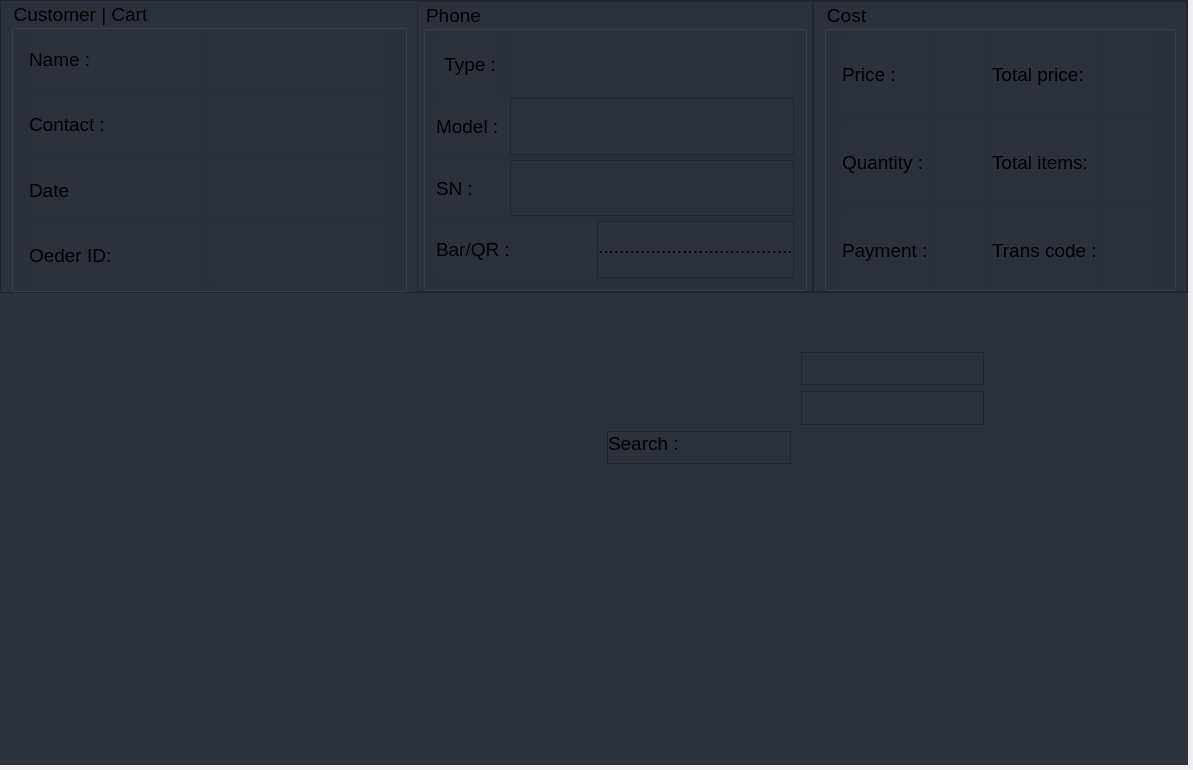
This is gui/uis/pages/main_pages.ui in kusiLaw/laky-phone-POS as Qt 5 draws it before an edit. The edited form follows.
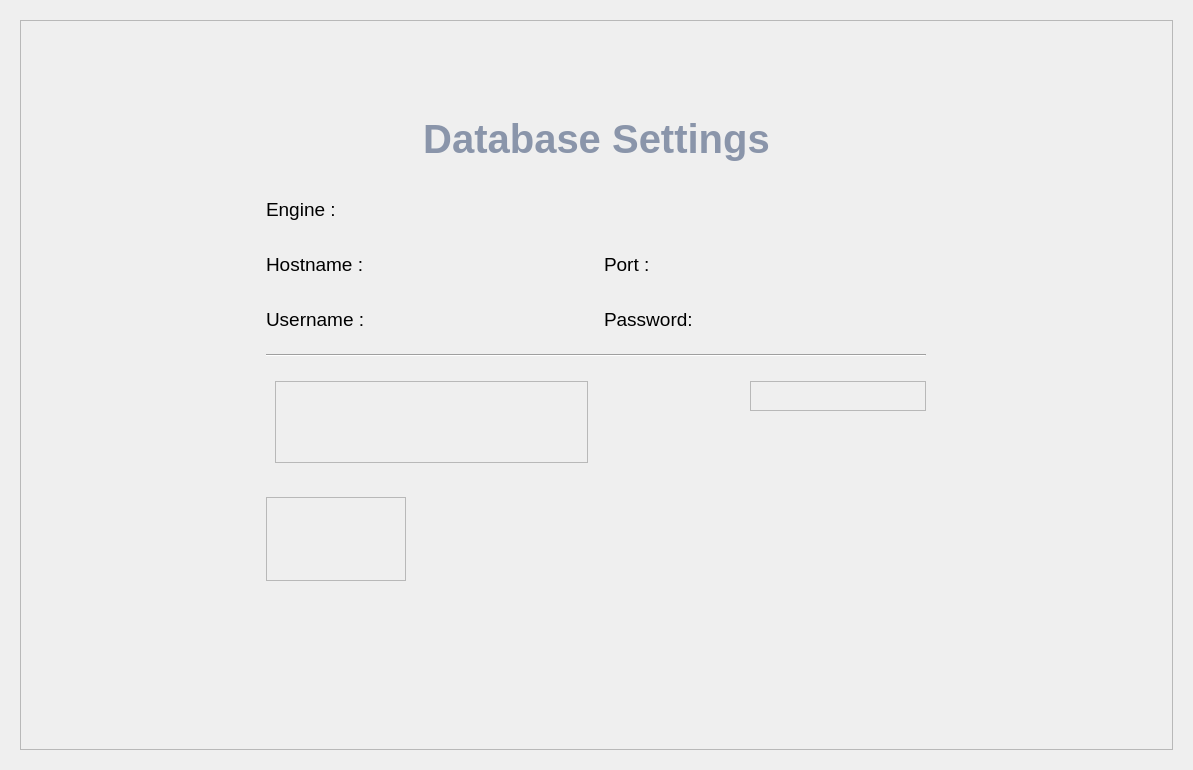
This is the edited form.

Commit message: db settings design

Diff of the .ui file:
```diff
--- a/gui/uis/pages/main_pages.ui
+++ b/gui/uis/pages/main_pages.ui
@@ -13,26 +13,14 @@
   <property name="windowTitle">
    <string>Form</string>
   </property>
-  <layout class="QVBoxLayout" name="main_pages_layout">
-   <property name="spacing">
-    <number>0</number>
-   </property>
-   <property name="leftMargin">
-    <number>0</number>
-   </property>
-   <property name="topMargin">
-    <number>0</number>
-   </property>
-   <property name="rightMargin">
-    <number>5</number>
-   </property>
-   <property name="bottomMargin">
-    <number>5</number>
-   </property>
+  <property name="styleSheet">
+   <string notr="true">font-family:&quot;Segoe UI&quot;</string>
+  </property>
+  <layout class="QVBoxLayout" name="verticalLayout_41">
    <item>
     <widget class="QStackedWidget" name="pages">
      <property name="currentIndex">
-      <number>2</number>
+      <number>3</number>
      </property>
      <widget class="QWidget" name="home_page">
       <property name="font">
@@ -1453,8 +1441,8 @@
            <rect>
             <x>0</x>
             <y>0</y>
-            <width>1188</width>
-            <height>765</height>
+            <width>1171</width>
+            <height>748</height>
            </rect>
           </property>
           <layout class="QVBoxLayout" name="verticalLayout_4">
@@ -2965,6 +2953,764 @@
        </item>
       </layout>
      </widget>
+     <widget class="QWidget" name="database">
+      <property name="styleSheet">
+       <string notr="true">font-size: 14pt;</string>
+      </property>
+      <layout class="QVBoxLayout" name="verticalLayout_42">
+       <item>
+        <widget class="QFrame" name="frame_92">
+         <property name="frameShape">
+          <enum>QFrame::StyledPanel</enum>
+         </property>
+         <property name="frameShadow">
+          <enum>QFrame::Raised</enum>
+         </property>
+         <layout class="QVBoxLayout" name="verticalLayout_10">
+          <property name="spacing">
+           <number>0</number>
+          </property>
+          <property name="leftMargin">
+           <number>80</number>
+          </property>
+          <property name="topMargin">
+           <number>0</number>
+          </property>
+          <property name="rightMargin">
+           <number>80</number>
+          </property>
+          <property name="bottomMargin">
+           <number>0</number>
+          </property>
+          <item>
+           <widget class="QFrame" name="frame_103">
+            <property name="maximumSize">
+             <size>
+              <width>16777215</width>
+              <height>150</height>
+             </size>
+            </property>
+            <property name="styleSheet">
+             <string notr="true"/>
+            </property>
+            <property name="frameShape">
+             <enum>QFrame::NoFrame</enum>
+            </property>
+            <property name="frameShadow">
+             <enum>QFrame::Raised</enum>
+            </property>
+            <layout class="QVBoxLayout" name="verticalLayout_45">
+             <item>
+              <spacer name="verticalSpacer">
+               <property name="orientation">
+                <enum>Qt::Vertical</enum>
+               </property>
+               <property name="sizeHint" stdset="0">
+                <size>
+                 <width>20</width>
+                 <height>64</height>
+                </size>
+               </property>
+              </spacer>
+             </item>
+             <item>
+              <widget class="QLabel" name="label_70">
+               <property name="styleSheet">
+                <string notr="true">color:#8a95aa;
+font-size: 40px;
+
+font-weight: 500;
+text-align: center;
+text-shadow: 0 15px 40px rgba(0,0,0, 0.6);</string>
+               </property>
+               <property name="text">
+                <string>Database Settings</string>
+               </property>
+               <property name="alignment">
+                <set>Qt::AlignCenter</set>
+               </property>
+              </widget>
+             </item>
+            </layout>
+           </widget>
+          </item>
+          <item>
+           <widget class="QFrame" name="frame_105">
+            <property name="frameShape">
+             <enum>QFrame::NoFrame</enum>
+            </property>
+            <property name="frameShadow">
+             <enum>QFrame::Raised</enum>
+            </property>
+            <layout class="QHBoxLayout" name="horizontalLayout_17">
+             <item>
+              <widget class="QFrame" name="frame_107">
+               <property name="minimumSize">
+                <size>
+                 <width>100</width>
+                 <height>0</height>
+                </size>
+               </property>
+               <property name="maximumSize">
+                <size>
+                 <width>100</width>
+                 <height>16777215</height>
+                </size>
+               </property>
+               <property name="frameShape">
+                <enum>QFrame::NoFrame</enum>
+               </property>
+               <property name="frameShadow">
+                <enum>QFrame::Raised</enum>
+               </property>
+              </widget>
+             </item>
+             <item>
+              <widget class="QFrame" name="frame_94">
+               <property name="maximumSize">
+                <size>
+                 <width>700</width>
+                 <height>450</height>
+                </size>
+               </property>
+               <property name="layoutDirection">
+                <enum>Qt::LeftToRight</enum>
+               </property>
+               <property name="styleSheet">
+                <string notr="true"/>
+               </property>
+               <property name="frameShape">
+                <enum>QFrame::NoFrame</enum>
+               </property>
+               <property name="frameShadow">
+                <enum>QFrame::Raised</enum>
+               </property>
+               <layout class="QGridLayout" name="gridLayout_14">
+                <property name="leftMargin">
+                 <number>20</number>
+                </property>
+                <property name="rightMargin">
+                 <number>20</number>
+                </property>
+                <property name="spacing">
+                 <number>15</number>
+                </property>
+                <item row="1" column="0">
+                 <widget class="QLabel" name="label_18">
+                  <property name="maximumSize">
+                   <size>
+                    <width>120</width>
+                    <height>40</height>
+                   </size>
+                  </property>
+                  <property name="text">
+                   <string>Engine :</string>
+                  </property>
+                 </widget>
+                </item>
+                <item row="2" column="0">
+                 <widget class="QLabel" name="label_49">
+                  <property name="maximumSize">
+                   <size>
+                    <width>16777215</width>
+                    <height>40</height>
+                   </size>
+                  </property>
+                  <property name="text">
+                   <string>Hostname :</string>
+                  </property>
+                 </widget>
+                </item>
+                <item row="4" column="0" colspan="4">
+                 <widget class="Line" name="line">
+                  <property name="orientation">
+                   <enum>Qt::Horizontal</enum>
+                  </property>
+                 </widget>
+                </item>
+                <item row="5" column="0" colspan="4">
+                 <widget class="QFrame" name="frame_101">
+                  <property name="minimumSize">
+                   <size>
+                    <width>0</width>
+                    <height>100</height>
+                   </size>
+                  </property>
+                  <property name="maximumSize">
+                   <size>
+                    <width>16777215</width>
+                    <height>100</height>
+                   </size>
+                  </property>
+                  <property name="styleSheet">
+                   <string notr="true"/>
+                  </property>
+                  <property name="frameShape">
+                   <enum>QFrame::NoFrame</enum>
+                  </property>
+                  <property name="frameShadow">
+                   <enum>QFrame::Raised</enum>
+                  </property>
+                  <layout class="QHBoxLayout" name="horizontalLayout_18">
+                   <property name="rightMargin">
+                    <number>0</number>
+                   </property>
+                   <item>
+                    <widget class="QFrame" name="frame_110">
+                     <property name="minimumSize">
+                      <size>
+                       <width>313</width>
+                       <height>0</height>
+                      </size>
+                     </property>
+                     <property name="maximumSize">
+                      <size>
+                       <width>313</width>
+                       <height>16777215</height>
+                      </size>
+                     </property>
+                     <property name="frameShape">
+                      <enum>QFrame::StyledPanel</enum>
+                     </property>
+                     <property name="frameShadow">
+                      <enum>QFrame::Raised</enum>
+                     </property>
+                    </widget>
+                   </item>
+                   <item>
+                    <widget class="QFrame" name="frame_98">
+                     <property name="frameShape">
+                      <enum>QFrame::NoFrame</enum>
+                     </property>
+                     <property name="frameShadow">
+                      <enum>QFrame::Raised</enum>
+                     </property>
+                     <layout class="QFormLayout" name="formLayout">
+                      <property name="leftMargin">
+                       <number>0</number>
+                      </property>
+                      <property name="topMargin">
+                       <number>0</number>
+                      </property>
+                      <property name="rightMargin">
+                       <number>0</number>
+                      </property>
+                      <property name="bottomMargin">
+                       <number>0</number>
+                      </property>
+                      <item row="0" column="0">
+                       <widget class="QLabel" name="label_65">
+                        <property name="minimumSize">
+                         <size>
+                          <width>150</width>
+                          <height>0</height>
+                         </size>
+                        </property>
+                        <property name="text">
+                         <string/>
+                        </property>
+                        <property name="scaledContents">
+                         <bool>true</bool>
+                        </property>
+                        <property name="alignment">
+                         <set>Qt::AlignCenter</set>
+                        </property>
+                        <property name="wordWrap">
+                         <bool>true</bool>
+                        </property>
+                       </widget>
+                      </item>
+                      <item row="1" column="0" colspan="2">
+                       <widget class="QFrame" name="frame_112">
+                        <property name="minimumSize">
+                         <size>
+                          <width>30</width>
+                          <height>42</height>
+                         </size>
+                        </property>
+                        <property name="frameShape">
+                         <enum>QFrame::NoFrame</enum>
+                        </property>
+                        <property name="frameShadow">
+                         <enum>QFrame::Raised</enum>
+                        </property>
+                        <layout class="QVBoxLayout" name="test_con_frame">
+                         <property name="leftMargin">
+                          <number>0</number>
+                         </property>
+                         <property name="topMargin">
+                          <number>0</number>
+                         </property>
+                         <property name="rightMargin">
+                          <number>0</number>
+                         </property>
+                         <property name="bottomMargin">
+                          <number>0</number>
+                         </property>
+                        </layout>
+                       </widget>
+                      </item>
+                      <item row="0" column="1">
+                       <widget class="QFrame" name="frame_111">
+                        <property name="minimumSize">
+                         <size>
+                          <width>0</width>
+                          <height>30</height>
+                         </size>
+                        </property>
+                        <property name="maximumSize">
+                         <size>
+                          <width>200</width>
+                          <height>30</height>
+                         </size>
+                        </property>
+                        <property name="styleSheet">
+                         <string notr="true"/>
+                        </property>
+                        <property name="frameShape">
+                         <enum>QFrame::StyledPanel</enum>
+                        </property>
+                        <property name="frameShadow">
+                         <enum>QFrame::Raised</enum>
+                        </property>
+                       </widget>
+                      </item>
+                     </layout>
+                    </widget>
+                   </item>
+                  </layout>
+                 </widget>
+                </item>
+                <item row="1" column="1">
+                 <widget class="QFrame" name="frame_95">
+                  <property name="maximumSize">
+                   <size>
+                    <width>16777215</width>
+                    <height>16777203</height>
+                   </size>
+                  </property>
+                  <property name="styleSheet">
+                   <string notr="true"/>
+                  </property>
+                  <property name="frameShape">
+                   <enum>QFrame::NoFrame</enum>
+                  </property>
+                  <property name="frameShadow">
+                   <enum>QFrame::Raised</enum>
+                  </property>
+                  <layout class="QVBoxLayout" name="engine_frame">
+                   <property name="spacing">
+                    <number>0</number>
+                   </property>
+                   <property name="leftMargin">
+                    <number>0</number>
+                   </property>
+                   <property name="topMargin">
+                    <number>0</number>
+                   </property>
+                   <property name="rightMargin">
+                    <number>0</number>
+                   </property>
+                   <property name="bottomMargin">
+                    <number>0</number>
+                   </property>
+                  </layout>
+                 </widget>
+                </item>
+                <item row="2" column="3">
+                 <widget class="QFrame" name="frame_99">
+                  <property name="styleSheet">
+                   <string notr="true"/>
+                  </property>
+                  <property name="frameShape">
+                   <enum>QFrame::NoFrame</enum>
+                  </property>
+                  <property name="frameShadow">
+                   <enum>QFrame::Raised</enum>
+                  </property>
+                  <layout class="QVBoxLayout" name="port_frame">
+                   <property name="spacing">
+                    <number>0</number>
+                   </property>
+                   <property name="leftMargin">
+                    <number>0</number>
+                   </property>
+                   <property name="topMargin">
+                    <number>0</number>
+                   </property>
+                   <property name="rightMargin">
+                    <number>0</number>
+                   </property>
+                   <property name="bottomMargin">
+                    <number>0</number>
+                   </property>
+                  </layout>
+                 </widget>
+                </item>
+                <item row="3" column="1">
+                 <widget class="QFrame" name="frame_97">
+                  <property name="maximumSize">
+                   <size>
+                    <width>199</width>
+                    <height>16777215</height>
+                   </size>
+                  </property>
+                  <property name="styleSheet">
+                   <string notr="true"/>
+                  </property>
+                  <property name="frameShape">
+                   <enum>QFrame::NoFrame</enum>
+                  </property>
+                  <property name="frameShadow">
+                   <enum>QFrame::Raised</enum>
+                  </property>
+                  <layout class="QVBoxLayout" name="username_db_frame">
+                   <property name="leftMargin">
+                    <number>0</number>
+                   </property>
+                   <property name="topMargin">
+                    <number>0</number>
+                   </property>
+                   <property name="rightMargin">
+                    <number>0</number>
+                   </property>
+                   <property name="bottomMargin">
+                    <number>0</number>
+                   </property>
+                  </layout>
+                 </widget>
+                </item>
+                <item row="3" column="3">
+                 <widget class="QFrame" name="frame_100">
+                  <property name="maximumSize">
+                   <size>
+                    <width>188</width>
+                    <height>16777215</height>
+                   </size>
+                  </property>
+                  <property name="styleSheet">
+                   <string notr="true"/>
+                  </property>
+                  <property name="frameShape">
+                   <enum>QFrame::NoFrame</enum>
+                  </property>
+                  <property name="frameShadow">
+                   <enum>QFrame::Raised</enum>
+                  </property>
+                  <layout class="QVBoxLayout" name="password_db_frame">
+                   <property name="spacing">
+                    <number>0</number>
+                   </property>
+                   <property name="leftMargin">
+                    <number>0</number>
+                   </property>
+                   <property name="topMargin">
+                    <number>0</number>
+                   </property>
+                   <property name="rightMargin">
+                    <number>0</number>
+                   </property>
+                   <property name="bottomMargin">
+                    <number>0</number>
+                   </property>
+                  </layout>
+                 </widget>
+                </item>
+                <item row="2" column="1">
+                 <widget class="QFrame" name="frame_96">
+                  <property name="styleSheet">
+                   <string notr="true"/>
+                  </property>
+                  <property name="frameShape">
+                   <enum>QFrame::NoFrame</enum>
+                  </property>
+                  <property name="frameShadow">
+                   <enum>QFrame::Raised</enum>
+                  </property>
+                  <layout class="QVBoxLayout" name="hostname_frame">
+                   <property name="spacing">
+                    <number>0</number>
+                   </property>
+                   <property name="leftMargin">
+                    <number>0</number>
+                   </property>
+                   <property name="topMargin">
+                    <number>0</number>
+                   </property>
+                   <property name="rightMargin">
+                    <number>0</number>
+                   </property>
+                   <property name="bottomMargin">
+                    <number>0</number>
+                   </property>
+                  </layout>
+                 </widget>
+                </item>
+                <item row="2" column="2">
+                 <widget class="QLabel" name="label_67">
+                  <property name="maximumSize">
+                   <size>
+                    <width>120</width>
+                    <height>16777215</height>
+                   </size>
+                  </property>
+                  <property name="text">
+                   <string>Port :</string>
+                  </property>
+                 </widget>
+                </item>
+                <item row="3" column="2">
+                 <widget class="QLabel" name="label_69">
+                  <property name="maximumSize">
+                   <size>
+                    <width>120</width>
+                    <height>16777215</height>
+                   </size>
+                  </property>
+                  <property name="text">
+                   <string>Password:</string>
+                  </property>
+                 </widget>
+                </item>
+                <item row="3" column="0">
+                 <widget class="QLabel" name="label_66">
+                  <property name="maximumSize">
+                   <size>
+                    <width>16777215</width>
+                    <height>40</height>
+                   </size>
+                  </property>
+                  <property name="text">
+                   <string>Username :</string>
+                  </property>
+                 </widget>
+                </item>
+                <item row="6" column="0" colspan="4">
+                 <widget class="QFrame" name="frame_102">
+                  <property name="styleSheet">
+                   <string notr="true"/>
+                  </property>
+                  <property name="frameShape">
+                   <enum>QFrame::NoFrame</enum>
+                  </property>
+                  <property name="frameShadow">
+                   <enum>QFrame::Raised</enum>
+                  </property>
+                  <layout class="QHBoxLayout" name="horizontalLayout_19">
+                   <property name="spacing">
+                    <number>14</number>
+                   </property>
+                   <property name="leftMargin">
+                    <number>0</number>
+                   </property>
+                   <property name="topMargin">
+                    <number>10</number>
+                   </property>
+                   <property name="rightMargin">
+                    <number>0</number>
+                   </property>
+                   <property name="bottomMargin">
+                    <number>0</number>
+                   </property>
+                   <item>
+                    <widget class="QFrame" name="frame_109">
+                     <property name="maximumSize">
+                      <size>
+                       <width>140</width>
+                       <height>16777215</height>
+                      </size>
+                     </property>
+                     <property name="styleSheet">
+                      <string notr="true"/>
+                     </property>
+                     <property name="frameShape">
+                      <enum>QFrame::StyledPanel</enum>
+                     </property>
+                     <property name="frameShadow">
+                      <enum>QFrame::Raised</enum>
+                     </property>
+                    </widget>
+                   </item>
+                   <item>
+                    <widget class="QFrame" name="frame_113">
+                     <property name="maximumSize">
+                      <size>
+                       <width>16777215</width>
+                       <height>16777215</height>
+                      </size>
+                     </property>
+                     <property name="styleSheet">
+                      <string notr="true"/>
+                     </property>
+                     <property name="frameShape">
+                      <enum>QFrame::NoFrame</enum>
+                     </property>
+                     <property name="frameShadow">
+                      <enum>QFrame::Raised</enum>
+                     </property>
+                     <layout class="QVBoxLayout" name="db_exit_frame">
+                      <property name="spacing">
+                       <number>0</number>
+                      </property>
+                      <property name="leftMargin">
+                       <number>0</number>
+                      </property>
+                      <property name="topMargin">
+                       <number>0</number>
+                      </property>
+                      <property name="rightMargin">
+                       <number>0</number>
+                      </property>
+                      <property name="bottomMargin">
+                       <number>0</number>
+                      </property>
+                     </layout>
+                    </widget>
+                   </item>
+                   <item>
+                    <widget class="QFrame" name="frame_114">
+                     <property name="maximumSize">
+                      <size>
+                       <width>16777215</width>
+                       <height>16777215</height>
+                      </size>
+                     </property>
+                     <property name="styleSheet">
+                      <string notr="true"/>
+                     </property>
+                     <property name="frameShape">
+                      <enum>QFrame::NoFrame</enum>
+                     </property>
+                     <property name="frameShadow">
+                      <enum>QFrame::Raised</enum>
+                     </property>
+                     <layout class="QVBoxLayout" name="db_restore_frame">
+                      <property name="spacing">
+                       <number>0</number>
+                      </property>
+                      <property name="leftMargin">
+                       <number>0</number>
+                      </property>
+                      <property name="topMargin">
+                       <number>0</number>
+                      </property>
+                      <property name="rightMargin">
+                       <number>0</number>
+                      </property>
+                      <property name="bottomMargin">
+                       <number>0</number>
+                      </property>
+                     </layout>
+                    </widget>
+                   </item>
+                   <item>
+                    <widget class="QFrame" name="frame_115">
+                     <property name="maximumSize">
+                      <size>
+                       <width>16777215</width>
+                       <height>16777215</height>
+                      </size>
+                     </property>
+                     <property name="styleSheet">
+                      <string notr="true"/>
+                     </property>
+                     <property name="frameShape">
+                      <enum>QFrame::NoFrame</enum>
+                     </property>
+                     <property name="frameShadow">
+                      <enum>QFrame::Raised</enum>
+                     </property>
+                     <layout class="QVBoxLayout" name="db_save_frame">
+                      <property name="leftMargin">
+                       <number>0</number>
+                      </property>
+                      <property name="topMargin">
+                       <number>0</number>
+                      </property>
+                      <property name="rightMargin">
+                       <number>0</number>
+                      </property>
+                      <property name="bottomMargin">
+                       <number>0</number>
+                      </property>
+                     </layout>
+                    </widget>
+                   </item>
+                  </layout>
+                 </widget>
+                </item>
+               </layout>
+              </widget>
+             </item>
+             <item>
+              <widget class="QFrame" name="frame_106">
+               <property name="minimumSize">
+                <size>
+                 <width>100</width>
+                 <height>0</height>
+                </size>
+               </property>
+               <property name="maximumSize">
+                <size>
+                 <width>100</width>
+                 <height>16777215</height>
+                </size>
+               </property>
+               <property name="frameShape">
+                <enum>QFrame::NoFrame</enum>
+               </property>
+               <property name="frameShadow">
+                <enum>QFrame::Raised</enum>
+               </property>
+              </widget>
+             </item>
+            </layout>
+           </widget>
+          </item>
+          <item>
+           <widget class="QFrame" name="frame_104">
+            <property name="minimumSize">
+             <size>
+              <width>0</width>
+              <height>150</height>
+             </size>
+            </property>
+            <property name="maximumSize">
+             <size>
+              <width>16777215</width>
+              <height>150</height>
+             </size>
+            </property>
+            <property name="styleSheet">
+             <string notr="true">/**background:green</string>
+            </property>
+            <property name="frameShape">
+             <enum>QFrame::NoFrame</enum>
+            </property>
+            <property name="frameShadow">
+             <enum>QFrame::Raised</enum>
+            </property>
+           </widget>
+          </item>
+         </layout>
+        </widget>
+       </item>
+      </layout>
+     </widget>
+     <widget class="QWidget" name="add_user">
+      <layout class="QVBoxLayout" name="verticalLayout_43">
+       <item>
+        <widget class="QFrame" name="frame_93">
+         <property name="frameShape">
+          <enum>QFrame::StyledPanel</enum>
+         </property>
+         <property name="frameShadow">
+          <enum>QFrame::Raised</enum>
+         </property>
+        </widget>
+       </item>
+      </layout>
+     </widget>
      <widget class="QWidget" name="service_page">
       <property name="font">
        <font>
```
Left out of the diff: 34 changed lines with no effect on the pictures. The commit also changes 4 other files.
